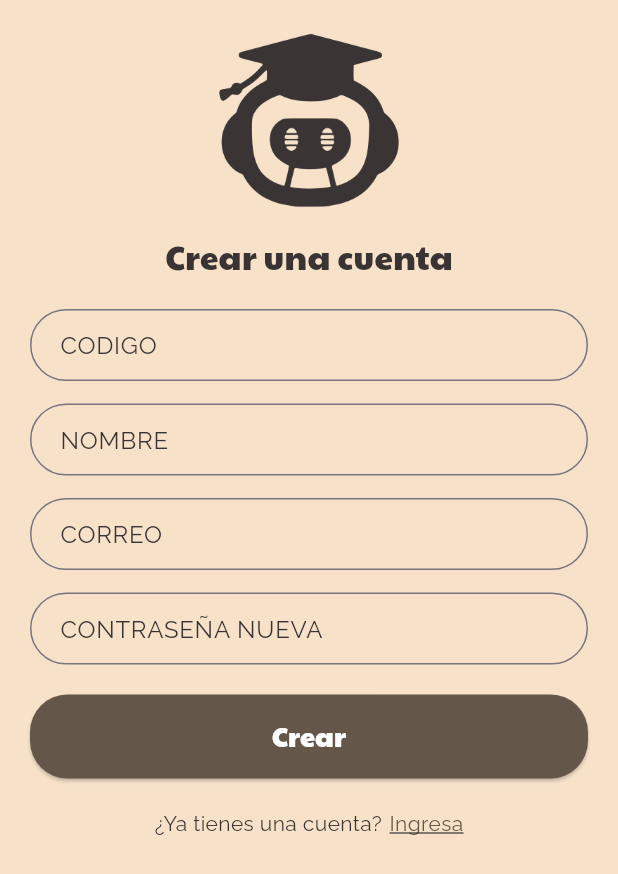
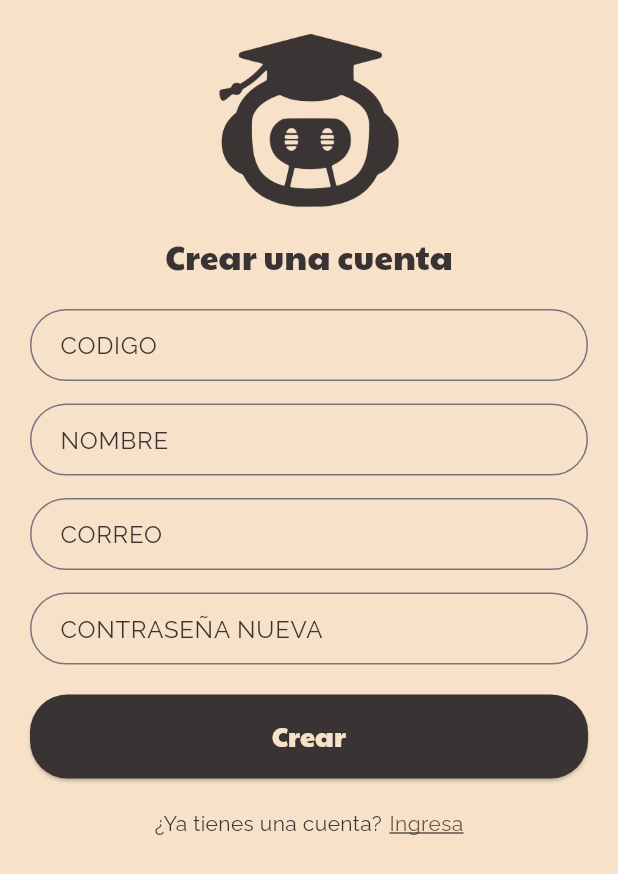
Before and after one commit to Sovero1/TribuApp, a Flutter app: the screen it shows after launch, after a tap on "Crear una cuenta", on a phone screen of 412 x 824 dp. Shown: the top 874 px of the screen. Run offline on Flutter 3.47's test engine with Material 3 defaults, Android fonts, the light colour scheme and no system bars; our stand-ins replace get; missing offline and left inert: dart:ffi; network calls fail; project files that could hold a hidden picture were left out.

Commit message:
fix colors

```diff
--- a/lib/components/custom_button.dart
+++ b/lib/components/custom_button.dart
@@ -1,30 +1,31 @@
 import 'package:flutter/material.dart';
+import '../configs/colors.dart'; // Ruta correcta al archivo colors.dart
 
 class CustomButton extends StatelessWidget {
   final String title;
   final VoidCallback onPressed;
-  final Color backgroundColor;
-  final Color textColor;
   final bool isOutlined;
 
   const CustomButton({
     Key? key,
     required this.title,
     required this.onPressed,
-    this.backgroundColor = const Color(0xFF645749), // Color por defecto
-    this.textColor = Colors.white,
     this.isOutlined = false,
   }) : super(key: key);
 
   @override
   Widget build(BuildContext context) {
+    final backgroundColor = AppColors.getButtonColor(context);
+    // Ahora el color del texto será beige (secondaryColor)
+    final textColor = AppColors.getSecondaryColor(context);
+
     return SizedBox(
       width: double.infinity,
       child: isOutlined
           ? OutlinedButton(
               onPressed: onPressed,
               style: OutlinedButton.styleFrom(
-                padding: EdgeInsets.symmetric(vertical: 15),
+                padding: const EdgeInsets.symmetric(vertical: 15),
                 shape: RoundedRectangleBorder(
                   borderRadius: BorderRadius.circular(25),
                 ),
@@ -35,7 +36,7 @@ class CustomButton extends StatelessWidget {
                 style: TextStyle(
                   fontFamily: 'Titulo',
                   fontSize: 18,
-                  color: backgroundColor,
+                  color: backgroundColor, // Color del borde y texto en outlined
                 ),
               ),
             )
@@ -43,7 +44,7 @@ class CustomButton extends StatelessWidget {
               onPressed: onPressed,
               style: ElevatedButton.styleFrom(
                 backgroundColor: backgroundColor,
-                padding: EdgeInsets.symmetric(vertical: 15),
+                padding: const EdgeInsets.symmetric(vertical: 15),
                 shape: RoundedRectangleBorder(
                   borderRadius: BorderRadius.circular(25),
                 ),
@@ -53,7 +54,8 @@ class CustomButton extends StatelessWidget {
                 style: TextStyle(
                   fontFamily: 'Titulo',
                   fontSize: 18,
-                  color: textColor,
+                  color:
+                      textColor, // Aquí cambiamos el color del texto al beige
                 ),
               ),
             ),
--- a/lib/configs/colors.dart
+++ b/lib/configs/colors.dart
@@ -1,26 +1,35 @@
 import 'package:flutter/material.dart';
 
 class AppColors {
-  static const Color primaryColor = Color(0xFF645749);
-  static const Color secondaryColor = Color(0xFFD9C6B7);
-  static const Color backgroundColor = Color(0xFFF4ECEC);
-  static const Color textColor = Color(0xFF393333);
+  // Colores principales
+  static const Color primaryColor = Color(0xFF393333); // Marrón oscuro
+  static const Color secondaryColor = Color(0xFFF7E2C9); // Beige claro
 
+  // Métodos para obtener colores dinámicamente según el tema
   static Color getBackgroundColor(BuildContext context) {
-    return Theme.of(context).brightness == Brightness.dark
-        ? secondaryColor
-        : backgroundColor;
-  }
-
-  static Color getSecondaryColor(BuildContext context) {
     return Theme.of(context).brightness == Brightness.dark
         ? primaryColor
         : secondaryColor;
   }
 
+  static Color getSecondaryColor(BuildContext context) {
+    return Theme.of(context).brightness == Brightness.dark
+        ? primaryColor // Usar marrón oscuro en modo oscuro
+        : secondaryColor; // Usar beige claro en modo claro
+  }
+
   static Color getButtonText(BuildContext context) {
+    // Para el texto del botón, siempre usamos beige (secondaryColor)
+    return AppColors.secondaryColor;
+  }
+
+  static Color getButtonColor(BuildContext context) {
+    return primaryColor; // Marrón oscuro como color del botón por defecto
+  }
+
+  static Color getTextColor(BuildContext context) {
     return Theme.of(context).brightness == Brightness.dark
-        ? textColor
-        : Colors.white;
+        ? secondaryColor // Beige claro para textos en modo oscuro
+        : primaryColor; // Marrón oscuro para textos en modo claro
   }
 }
--- a/lib/main.dart
+++ b/lib/main.dart
@@ -1,8 +1,5 @@
 import 'package:flutter/material.dart';
 import 'package:tribu_app/pages/inicio/inicio_page.dart';
-import 'components/course_card.dart';
-import 'components/tag.dart';
-import 'configs/colors.dart';
 import 'pages/home/home_page.dart';
 import 'pages/sign_in/sign_in_page.dart';
 import 'pages/sign_up/sign_up_page.dart';
--- a/lib/pages/inicio/inicio_page.dart
+++ b/lib/pages/inicio/inicio_page.dart
@@ -1,5 +1,6 @@
 import 'package:flutter/material.dart';
 import 'package:get/get.dart';
+import 'package:tribu_app/configs/colors.dart';
 import 'inicio_controller.dart';
 import '../../components/custom_button.dart'; // Importa el componente de botón
 
@@ -55,7 +56,8 @@ class InicioPage extends StatelessWidget {
       resizeToAvoidBottomInset: false,
       appBar: null,
       body: _buildBody(context),
-      backgroundColor: Color(0xFFF7E2C9), // Color de fondo beige (#f7e2c9)
+      backgroundColor:
+          AppColors.secondaryColor, // Color de fondo beige (#f7e2c9)
     );
   }
 }
```
Also changed, not shown: lib/components/large_button.dart (deleted, +0 -42 lines).
